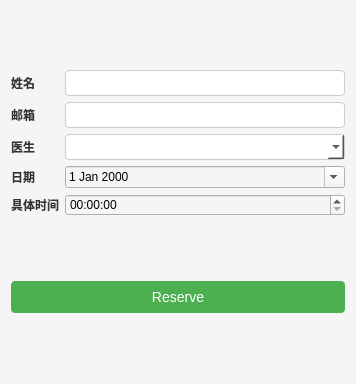
First picture: the form in patientreserveview.ui, repository zhuguotiao/Lab, before the edit.
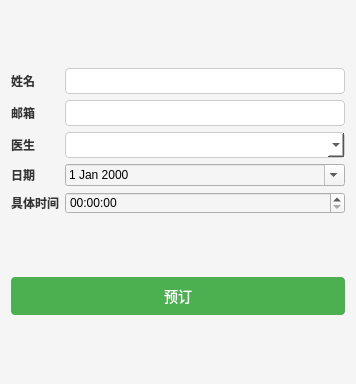
Second picture: the form after the edit. Icons and pictures are not drawn.

What changed in the file:
```diff
--- a/patientreserveview.ui
+++ b/patientreserveview.ui
@@ -141,7 +141,11 @@
    <item>
     <widget class="QPushButton" name="btReserve">
      <property name="text">
-      <string>Reserve</string>
+      <string>预订</string>
+     </property>
+     <property name="icon">
+      <iconset resource="lab4.qrc">
+       <normaloff>:/img/reserve.png</normaloff>:/img/reserve.png</iconset>
      </property>
     </widget>
    </item>
```
Left out of the diff: 4 changed lines with no effect on the pictures.
